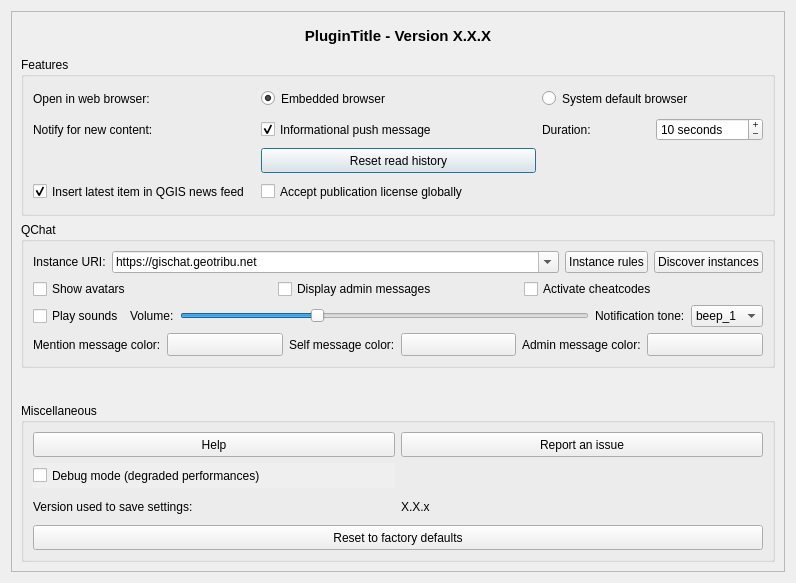
Old version of the form qtribu/gui/dlg_settings.ui in the repository geotribu/qtribu.
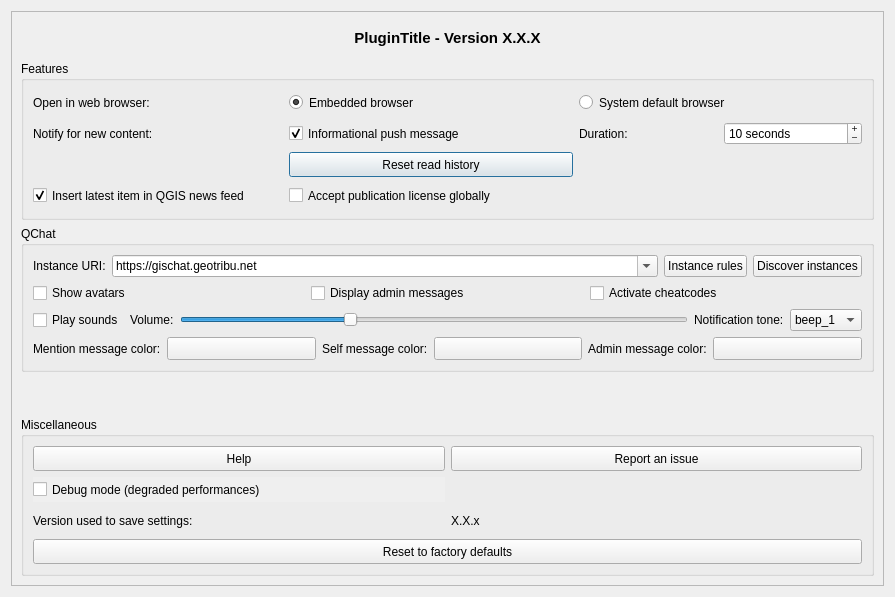
New version of the form. Icons and pictures are not drawn. Custom widgets are drawn as their Qt base class.

Patch:
```diff
--- a/qtribu/gui/dlg_settings.ui
+++ b/qtribu/gui/dlg_settings.ui
@@ -6,8 +6,8 @@
       <rect>
         <x>0</x>
         <y>0</y>
-        <width>796</width>
-        <height>583</height>
+    <width>895</width>
+    <height>597</height>
       </rect>
     </property>
     <property name="sizePolicy">
@@ -42,8 +42,8 @@
               <rect>
                 <x>0</x>
                 <y>0</y>
-                <width>762</width>
-                <height>569</height>
+        <width>875</width>
+        <height>577</height>
               </rect>
             </property>
             <layout class="QVBoxLayout" name="verticalLayout_3">
```
Left out of the diff: 6 changed lines with no effect on the pictures. Lines whose indentation alone changed are shown as unchanged.
